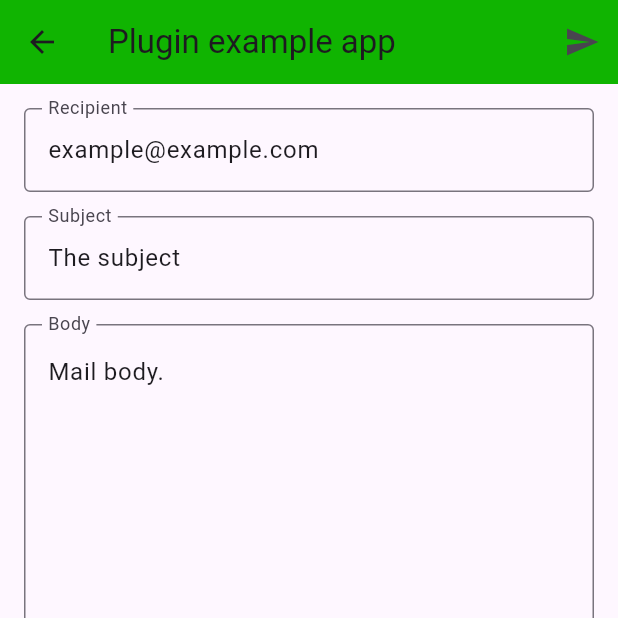
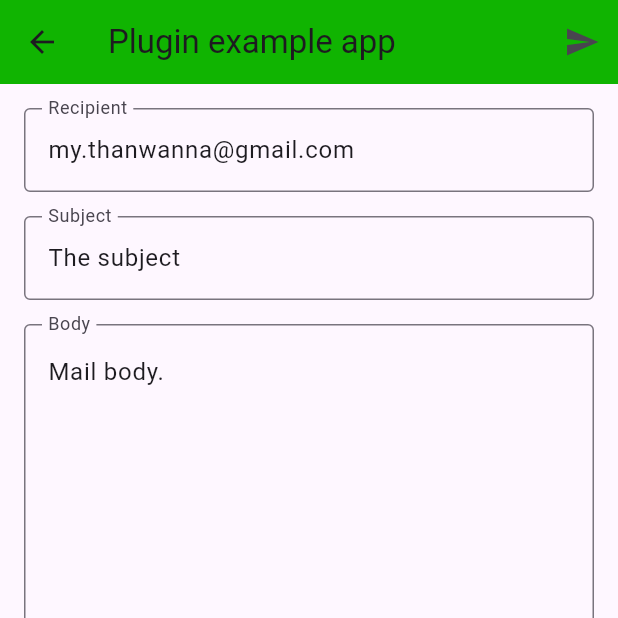
Before and after one commit to thanwannahtun/hello, a Flutter app: the EmailSender screen opened by its route, after a tap on "Attach file in app documents directory", after a tap on the "remove circle" icon, on a phone screen of 412 x 824 dp, the top half of it. Run offline on Flutter 3.47's test engine with Material 3 defaults, Android fonts, the phone set to English and light mode, and no system bars; our stand-ins replace barcode_widget, bloc, csv, equatable, flutter_bloc, shared_preferences and 1 more; missing offline and left inert: flutter_barcode_scanner, flutter_email_sender; accounts and stored records are empty.

Commit message:
successfully finished email section

```diff
--- a/lib/screens/product_list.dart
+++ b/lib/screens/product_list.dart
@@ -97,6 +97,7 @@ class _ProductListPageState extends State<ProductListPage> {
               if (value == true) {
                 print('+++++++++++++++++++++++++++++++++++++');
                 _productBloc.add(ProductFetchEvent());
+                setState(() {});
               }
             });
           },
--- a/lib/screens/splash_screen.dart
+++ b/lib/screens/splash_screen.dart
@@ -137,7 +137,8 @@ class _SplashPageState extends State<SplashPage> {
 
       // debugPrint(' before csvLists ( $csvLists ) ');
 
-      csvLists.add([...rowForCSV]);
+      // csvLists.add([...rowForCSV]);
+      csvLists.add(rowForCSV);
       //  List<List<dynamic>> temp = [...csvLists,rowForCSV];
 
       debugPrint(' after csvLists ( $csvLists ) ');
--- a/lib/utils/email_sender.dart
+++ b/lib/utils/email_sender.dart
@@ -18,7 +18,7 @@ class _EmailSenderState extends State<EmailSender> {
   bool isHTML = false;
 
   final _recipientController = TextEditingController(
-    text: 'example@example.com',
+    text: 'my.thanwanna@gmail.com',
   );
 
   final _subjectController = TextEditingController(text: 'The subject');
@@ -61,6 +61,7 @@ class _EmailSenderState extends State<EmailSender> {
 
   @override
   void didChangeDependencies() {
+    debugPrint('called DidChangeDepencies!');
     if (_isInitial) {
       if (ModalRoute.of(context)?.settings.arguments != null) {
         Map<String, dynamic> arguments =
@@ -183,6 +184,8 @@ class _EmailSenderState extends State<EmailSender> {
   Future<void> _attachFileFromAppDocumentsDirectoy() async {
     String csvData = const ListToCsvConverter().convert(csvLists);
 
+    // if(csvData.isEmpty)csvData = "id,name,age,address,email,phone";
+
     try {
       final appDocumentDir = await getApplicationDocumentsDirectory();
       final filePath = '${appDocumentDir.path}/file.csv';
```
